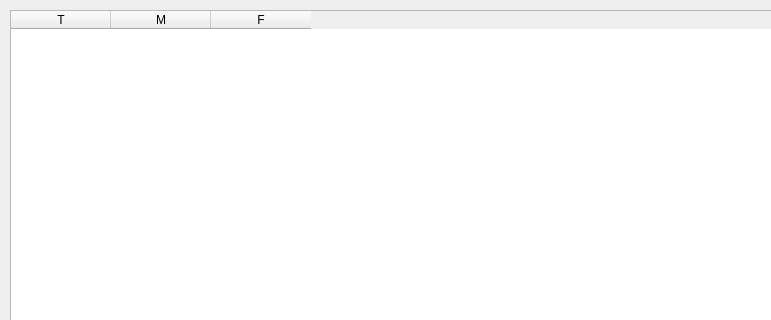
The window that resulttable.ui (rch9/QueueingSystem) describes before a commit, drawn with Qt 5; both pictures show x 0 to 771 and y 0 to 320 of the 960 by 640 pixel window.
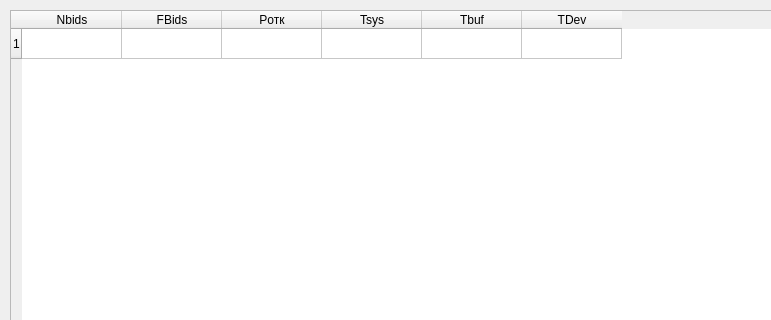
The same window after the commit.

Diff of the .ui file:
```diff
--- a/resulttable.ui
+++ b/resulttable.ui
@@ -151,19 +151,38 @@
      <height>421</height>
     </rect>
    </property>
+   <property name="rowCount">
+    <number>1</number>
+   </property>
+   <row/>
    <column>
     <property name="text">
-     <string>T</string>
+     <string>Nbids</string>
     </property>
    </column>
    <column>
     <property name="text">
-     <string>M</string>
+     <string>FBids</string>
     </property>
    </column>
    <column>
     <property name="text">
-     <string>F</string>
+     <string>Pотк</string>
+    </property>
+   </column>
+   <column>
+    <property name="text">
+     <string>Tsys</string>
+    </property>
+   </column>
+   <column>
+    <property name="text">
+     <string>Tbuf</string>
+    </property>
+   </column>
+   <column>
+    <property name="text">
+     <string>TDev</string>
     </property>
    </column>
   </widget>
```
